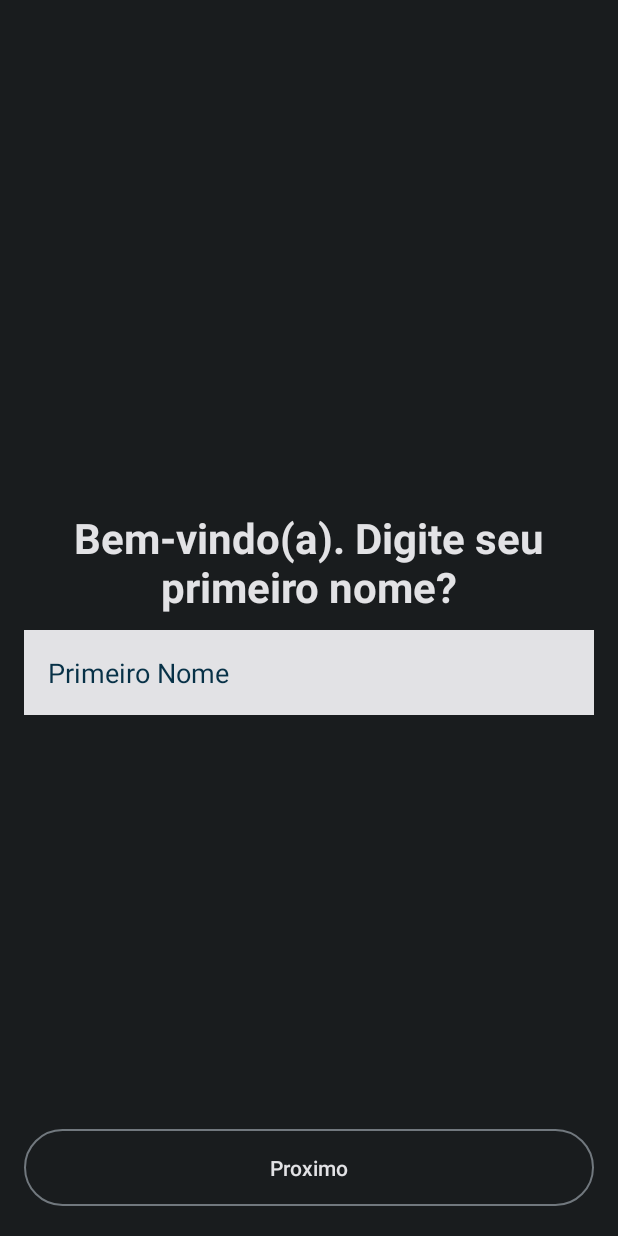
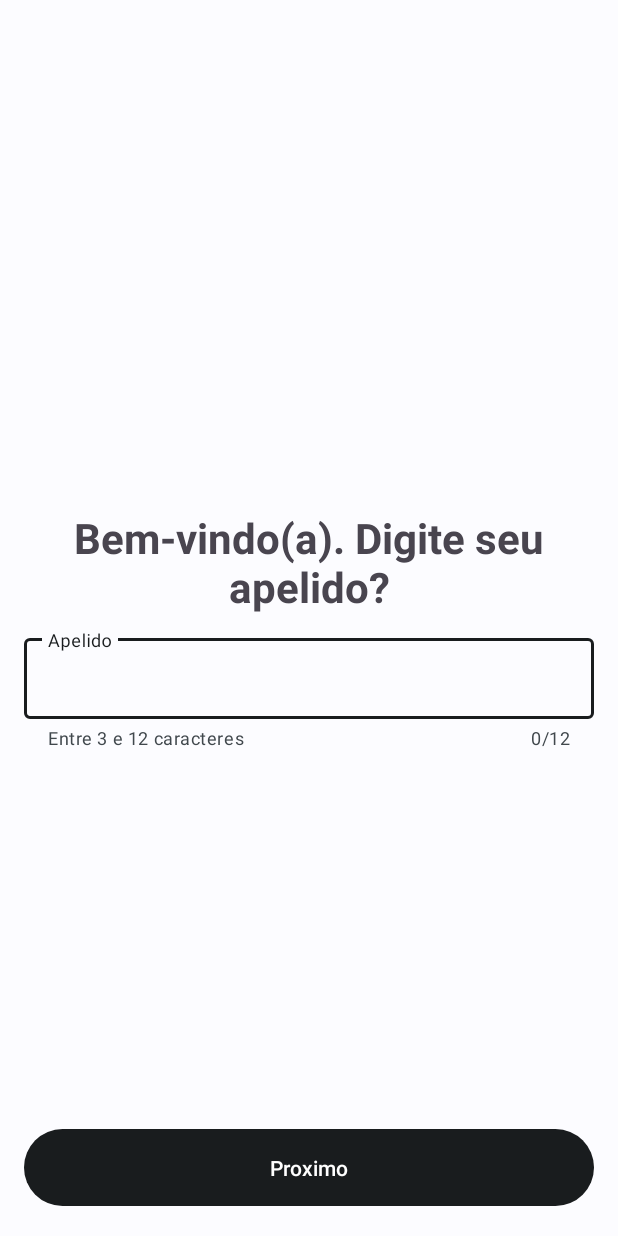
Before and after one commit to rodrigofelixf/nao-reveze, an Android app: the screen it shows after launch (StartUserDataActivity), on a phone screen of 412 x 824 dp. Run offline under Robolectric (Android 15) with nearby library versions, the phone set to English and light mode, and no system bars; our stand-ins replace Room's generated code.

Commit message:
implementacao finalizada:

```diff
--- a/app/src/main/java/br/com/rodrigo/naoreveze/database/AppDatabase.kt
+++ b/app/src/main/java/br/com/rodrigo/naoreveze/database/AppDatabase.kt
@@ -5,7 +5,7 @@ import androidx.room.Database
 import androidx.room.Room
 import androidx.room.RoomDatabase
 import br.com.rodrigo.naoreveze.database.dao.UserDao
-import br.com.rodrigo.naoreveze.database.models.User
+import br.com.rodrigo.naoreveze.database.model.User
 
 @Database(entities = [User::class], version = 1)
 
--- a/app/src/main/java/br/com/rodrigo/naoreveze/database/dao/UserDao.kt
+++ b/app/src/main/java/br/com/rodrigo/naoreveze/database/dao/UserDao.kt
@@ -5,7 +5,7 @@ import androidx.room.Dao
 import androidx.room.Insert
 import androidx.room.OnConflictStrategy
 import androidx.room.Query
-import br.com.rodrigo.naoreveze.database.models.User
+import br.com.rodrigo.naoreveze.database.model.User
 
 @Dao
 interface UserDao {
--- a/app/src/main/java/br/com/rodrigo/naoreveze/database/models/MusculoModel.kt
+++ b/app/src/main/java/br/com/rodrigo/naoreveze/database/model/MusculoModel.kt
@@ -1,4 +1,4 @@
-package br.com.rodrigo.naoreveze.database.models
+package br.com.rodrigo.naoreveze.database.model
 
 data class MusculoModel(
     val titulo: String,
--- a/app/src/main/java/br/com/rodrigo/naoreveze/database/models/User.kt
+++ b/app/src/main/java/br/com/rodrigo/naoreveze/database/model/User.kt
@@ -1,4 +1,4 @@
-package br.com.rodrigo.naoreveze.database.models
+package br.com.rodrigo.naoreveze.database.model
 
 import androidx.room.ColumnInfo
 import androidx.room.Entity
--- a/app/src/main/java/br/com/rodrigo/naoreveze/database/repository/UserRepository.kt
+++ b/app/src/main/java/br/com/rodrigo/naoreveze/database/repository/UserRepository.kt
@@ -2,7 +2,7 @@ package br.com.rodrigo.naoreveze.database.repository
 
 import androidx.lifecycle.LiveData
 import br.com.rodrigo.naoreveze.database.dao.UserDao
-import br.com.rodrigo.naoreveze.database.models.User
+import br.com.rodrigo.naoreveze.database.model.User
 
 class UserRepository(private val userDao: UserDao) {
     suspend fun insertOrUpdateUser(user: User) {
--- a/app/src/main/java/br/com/rodrigo/naoreveze/ui/adapter/MusculosAdapter.kt
+++ b/app/src/main/java/br/com/rodrigo/naoreveze/ui/adapter/MusculosAdapter.kt
@@ -3,7 +3,7 @@ import android.view.LayoutInflater
 import android.view.ViewGroup
 import androidx.recyclerview.widget.RecyclerView
 import br.com.rodrigo.naoreveze.databinding.MusculoItemBinding
-import br.com.rodrigo.naoreveze.database.models.MusculoModel
+import br.com.rodrigo.naoreveze.database.model.MusculoModel
 
 class MusculosAdapter(
     private var listaMusculoModels: List<MusculoModel>,
--- a/app/src/main/java/br/com/rodrigo/naoreveze/ui/fragments/TreinoFragment.kt
+++ b/app/src/main/java/br/com/rodrigo/naoreveze/ui/fragments/TreinoFragment.kt
@@ -18,7 +18,7 @@ import br.com.rodrigo.naoreveze.ui.adapter.MusculosAdapter
 
 
 import br.com.rodrigo.naoreveze.databinding.FragmentTreinoBinding
-import br.com.rodrigo.naoreveze.database.models.MusculoModel
+import br.com.rodrigo.naoreveze.database.model.MusculoModel
 
 import java.text.Normalizer
 import java.util.Locale
--- a/app/src/main/java/br/com/rodrigo/naoreveze/ui/viewmodel/UserViewModel.kt
+++ b/app/src/main/java/br/com/rodrigo/naoreveze/ui/viewmodel/UserViewModel.kt
@@ -1,11 +1,12 @@
 package br.com.rodrigo.naoreveze.ui.viewmodel
 
+import android.text.TextUtils
 import androidx.lifecycle.LiveData
 import androidx.lifecycle.MutableLiveData
 import androidx.lifecycle.ViewModel
 import androidx.lifecycle.ViewModelProvider
 import androidx.lifecycle.viewModelScope
-import br.com.rodrigo.naoreveze.database.models.User
+import br.com.rodrigo.naoreveze.database.model.User
 import br.com.rodrigo.naoreveze.database.repository.UserRepository
 import kotlinx.coroutines.Job
 import kotlinx.coroutines.delay
@@ -91,6 +92,8 @@ class UserViewModel(private val userRepository: UserRepository) : ViewModel() {
         }
         return false
     }
+
+
 }
 
 /**
--- a/app/src/main/res/layout/activity_start_user_data.xml
+++ b/app/src/main/res/layout/activity_start_user_data.xml
@@ -3,7 +3,6 @@
     xmlns:tools="http://schemas.android.com/tools"
     android:id="@+id/fragment_container"
     android:layout_width="match_parent"
-    android:background="@color/background_app"
     android:layout_height="match_parent"
     android:orientation="vertical">
 
--- a/app/src/main/res/layout/fragment_calculate_imc.xml
+++ b/app/src/main/res/layout/fragment_calculate_imc.xml
@@ -52,6 +52,7 @@
 
         <com.google.android.material.textfield.TextInputLayout
             android:id="@+id/textField_altura"
+            app:endIconMode="clear_text"
             android:layout_width="match_parent"
             android:layout_height="wrap_content"
             android:layout_marginHorizontal="16dp"
@@ -78,6 +79,7 @@
                 app:boxStrokeWidth="10dp" />
         </com.google.android.material.textfield.TextInputLayout>
 
+
         <com.google.android.material.textfield.TextInputLayout
             android:id="@+id/textField_peso"
             android:layout_width="match_parent"
@@ -90,6 +92,7 @@
             app:counterEnabled="true"
             app:counterMaxLength="5"
             app:counterTextColor="@color/seed"
+            app:endIconMode="clear_text"
             app:hintTextColor="@color/seed"
             app:startIconDrawable="@drawable/inc_imc"
             app:startIconTint="@color/seed">
@@ -105,7 +108,6 @@
                 android:textColor="@color/seed"
                 app:boxStrokeWidth="10dp" />
         </com.google.android.material.textfield.TextInputLayout>
-
 
         <FrameLayout
             android:id="@+id/frame_layout_button"
--- a/app/src/main/res/layout/fragment_user_height_and_weight.xml
+++ b/app/src/main/res/layout/fragment_user_height_and_weight.xml
@@ -55,6 +55,7 @@
             android:id="@+id/textField_altura"
             android:layout_width="match_parent"
             android:layout_height="wrap_content"
+            app:endIconMode="clear_text"
             android:layout_marginHorizontal="16dp"
             android:layout_marginTop="40dp"
             android:textColorHint="@color/seed"
@@ -81,6 +82,7 @@
 
         <com.google.android.material.textfield.TextInputLayout
             android:id="@+id/textField_peso"
+            app:endIconMode="clear_text"
             android:layout_width="match_parent"
             android:layout_height="wrap_content"
             android:layout_marginHorizontal="16dp"
--- a/app/src/main/res/layout/fragment_user_name.xml
+++ b/app/src/main/res/layout/fragment_user_name.xml
@@ -4,10 +4,8 @@
     xmlns:tools="http://schemas.android.com/tools"
     android:layout_width="match_parent"
     android:layout_height="match_parent"
-    android:background="@color/background_app"
+
     tools:context=".ui.MainActivity">
-
-
 
     <TextView
         android:id="@+id/txt_peitoral_subistituicao"
@@ -16,44 +14,50 @@
         android:layout_marginHorizontal="16dp"
         app:layout_constraintBottom_toTopOf="@id/button_proximo"
         android:gravity="center_horizontal"
-        android:text="Bem-vindo(a). Digite seu primeiro nome?"
-        android:textColor="@color/app_color_white"
+        android:text="Bem-vindo(a). Digite seu apelido?"
         android:textSize="28sp"
         android:textStyle="bold"
         app:layout_constraintEnd_toEndOf="parent"
         app:layout_constraintStart_toStartOf="parent"
         app:layout_constraintTop_toTopOf="parent" />
 
-    <EditText
-        android:id="@+id/editText_nome"
+
+    <com.google.android.material.textfield.TextInputLayout
+        android:id="@+id/textInputLayoutNickname"
         android:layout_width="match_parent"
+        app:endIconMode="clear_text"
         android:layout_height="wrap_content"
-        android:textColor="@color/seed"
         android:layout_marginHorizontal="16dp"
         android:layout_marginTop="10dp"
-        android:background="@color/app_color_white"
-        android:hint="@string/text_first_name"
-        android:textColorHint="@color/seed"
-        android:inputType="textCapSentences"
-        android:maxLines="1"
-        android:padding="16dp"
-        app:layout_constraintEnd_toEndOf="parent"
-        app:layout_constraintStart_toStartOf="parent"
-        app:layout_constraintTop_toBottomOf="@id/txt_peitoral_subistituicao" />
+        app:counterMaxLength="12"
+        app:counterEnabled="true"
+        app:layout_constraintTop_toBottomOf="@id/txt_peitoral_subistituicao"
+        app:helperTextEnabled="true"
+        app:helperText="Entre 3 e 12 caracteres">
+
+        <com.google.android.material.textfield.TextInputEditText
+            android:id="@+id/editTextNickname"
+            android:layout_width="match_parent"
+            android:layout_height="wrap_content"
+            android:hint="@string/text_nickname"
+            android:inputType="textCapSentences"
+            android:maxEms="12"
+            android:maxLength="12"
+            android:maxLines="1"
+            android:padding="16dp" />
+
+    </com.google.android.material.textfield.TextInputLayout>
 
     <Button
         android:id="@+id/button_proximo"
         android:padding="16dp"
-        style="@style/Widget.Material3.Button.OutlinedButton"
         android:layout_width="match_parent"
         android:layout_marginHorizontal="16dp"
         android:layout_height="wrap_content"
         android:layout_marginBottom="16dp"
         android:text="Proximo"
-        android:textColor="@color/app_color_white"
         app:layout_constraintBottom_toBottomOf="parent"
         app:layout_constraintEnd_toEndOf="parent"
         app:layout_constraintStart_toStartOf="parent" />
 
-
 </androidx.constraintlayout.widget.ConstraintLayout>
--- a/app/src/main/res/navigation/nav_graph_user_data.xml
+++ b/app/src/main/res/navigation/nav_graph_user_data.xml
@@ -35,13 +35,17 @@
             app:destination="@id/userNameFragment"
             app:enterAnim="@anim/slide_in"
             app:exitAnim="@anim/slide_out" />
-        <action
-            android:id="@+id/action_userHeightAndWeightFragment_to_mainActivity"
-            app:destination="@id/mainActivity"
-            app:enterAnim="@anim/slide_in"
-            app:exitAnim="@anim/slide_out" />
         <argument
             android:name="nome"
             app:argType="string" />
+        <action
+            android:id="@+id/action_userHeightAndWeightFragment_to_splashActivity"
+            app:destination="@id/splashActivity"
+            app:enterAnim="@anim/slide_in"
+            app:exitAnim="@anim/slide_out" />
     </fragment>
+    <activity
+        android:id="@+id/splashActivity"
+        android:name="br.com.rodrigo.naoreveze.ui.SplashActivity"
+        android:label="SplashActivity" />
 </navigation>
--- a/app/src/main/res/values/strings.xml
+++ b/app/src/main/res/values/strings.xml
@@ -68,7 +68,7 @@
     <string name="text_0cm">0 Cm</string>
     <string name="progressButton_calcular">Calcular</string>
     <string name="text_mais_de_40">40.0+</string>
-    <string name="text_first_name">Primeiro Nome</string>
+    <string name="text_nickname">Apelido</string>
 
 
 </resources>
```
Also changed, not shown: app/src/main/java/br/com/rodrigo/naoreveze/ui/fragments/datafragments/UserHeightAndWeightFragment.kt (+34 -13 lines), app/src/main/java/br/com/rodrigo/naoreveze/ui/fragments/datafragments/UserNameFragment.kt (+60 -5 lines), app/src/main/res/layout/fragment_home.xml (+15 -16 lines), app/src/main/res/layout/fragment_imc.xml (+6 -5 lines).
